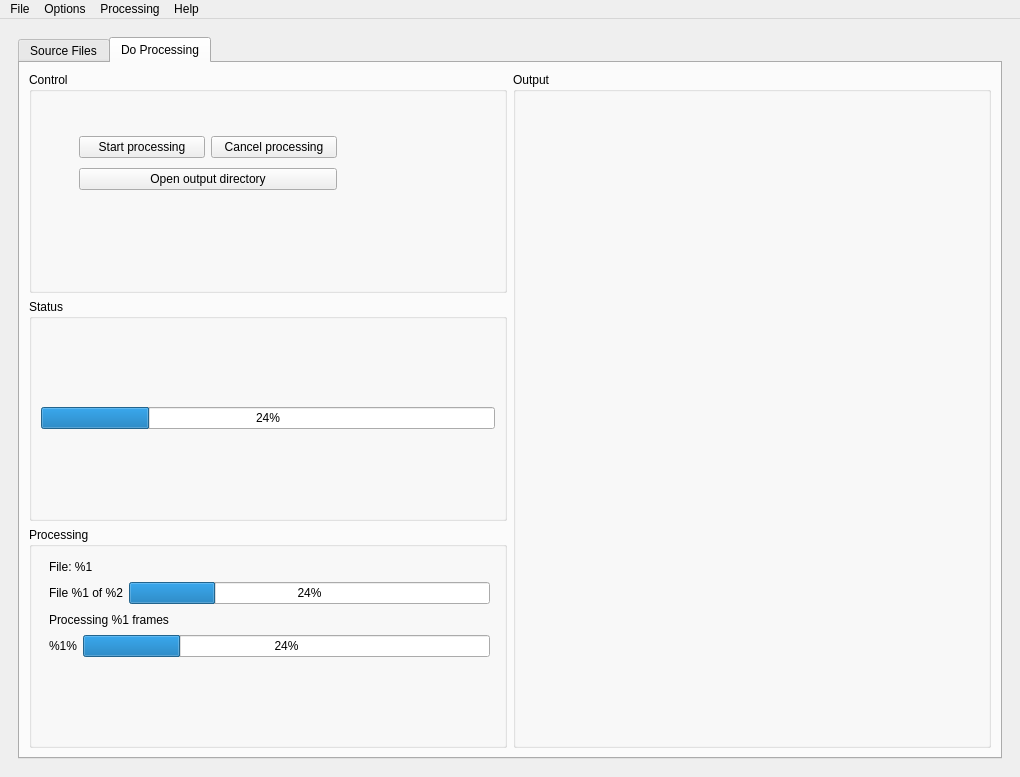
Old version of the form ui/pipp.ui in the repository openastroproject/oaPIPP.
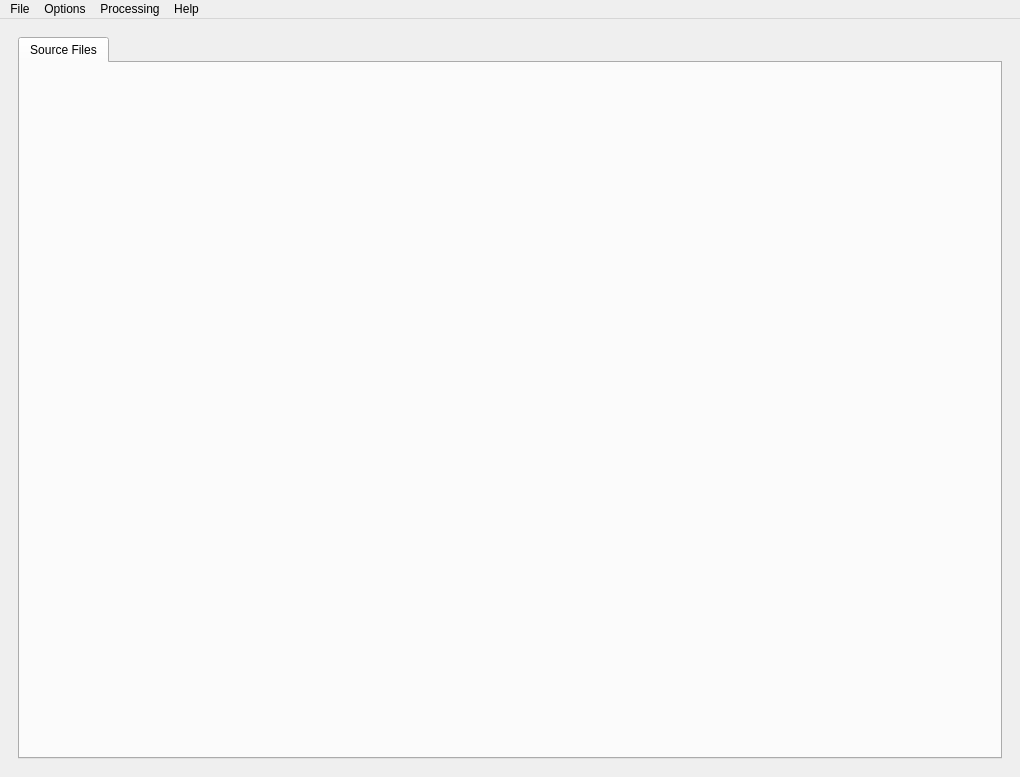
New version of the form. The open tabs and pages were chosen to show the change.

Commit message: Implement do processing UI

```diff
--- a/ui/pipp.ui
+++ b/ui/pipp.ui
@@ -30,163 +30,6 @@
           <layout class="QVBoxLayout" name="sourceFilesLayout">
           </layout>
          </widget>
-         <widget class="QWidget" name="doProcessingTab">
-          <attribute name="title">
-           <string>Do Processing</string>
-          </attribute>
-          <layout class="QHBoxLayout" name="ww1">
-           <item>
-            <layout class="QVBoxLayout" name="ww2">
-             <item>
-              <widget class="QGroupBox" name="controlBox">
-               <property name="title">
-                <string>Control</string>
-               </property>
-               <widget class="QWidget" name="layoutWidget">
-                <property name="geometry">
-                 <rect>
-                  <x>50</x>
-                  <y>60</y>
-                  <width>258</width>
-                  <height>64</height>
-                 </rect>
-                </property>
-                <layout class="QVBoxLayout" name="verticalLayout_18">
-                 <item>
-                  <layout class="QHBoxLayout" name="horizontalLayout_27">
-                   <item>
-                    <widget class="QPushButton" name="startProcessing">
-                     <property name="text">
-                      <string>Start processing</string>
-                     </property>
-                    </widget>
-                   </item>
-                   <item>
-                    <widget class="QPushButton" name="cancelProcessing">
-                     <property name="text">
-                      <string>Cancel processing</string>
-                     </property>
-                    </widget>
-                   </item>
-                  </layout>
-                 </item>
-                 <item>
-                  <widget class="QPushButton" name="openOutputDir">
-                   <property name="text">
-                    <string>Open output directory</string>
-                   </property>
-                  </widget>
-                 </item>
-                </layout>
-               </widget>
-              </widget>
-             </item>
-             <item>
-              <widget class="QGroupBox" name="statusBox">
-               <property name="title">
-                <string>Status</string>
-               </property>
-               <layout class="QVBoxLayout" name="verticalLayout_19">
-                <item>
-                 <widget class="QProgressBar" name="progressBar">
-                  <property name="sizePolicy">
-                   <sizepolicy hsizetype="Preferred" vsizetype="Fixed">
-                    <horstretch>0</horstretch>
-                    <verstretch>0</verstretch>
-                   </sizepolicy>
-                  </property>
-                  <property name="value">
-                   <number>24</number>
-                  </property>
-                 </widget>
-                </item>
-               </layout>
-              </widget>
-             </item>
-             <item>
-              <widget class="QGroupBox" name="ww5">
-               <property name="title">
-                <string>Processing</string>
-               </property>
-               <widget class="QWidget" name="layoutWidget_40">
-                <property name="geometry">
-                 <rect>
-                  <x>20</x>
-                  <y>30</y>
-                  <width>441</width>
-                  <height>100</height>
-                 </rect>
-                </property>
-                <layout class="QVBoxLayout" name="verticalLayout_20">
-                 <item>
-                  <widget class="QLabel" name="processingFilename">
-                   <property name="text">
-                    <string>File: %1</string>
-                   </property>
-                  </widget>
-                 </item>
-                 <item>
-                  <layout class="QHBoxLayout" name="horizontalLayout_29">
-                   <item>
-                    <widget class="QLabel" name="fileOf">
-                     <property name="text">
-                      <string>File %1 of %2</string>
-                     </property>
-                    </widget>
-                   </item>
-                   <item>
-                    <widget class="QProgressBar" name="progressBar_2">
-                     <property name="value">
-                      <number>24</number>
-                     </property>
-                    </widget>
-                   </item>
-                  </layout>
-                 </item>
-                 <item>
-                  <widget class="QLabel" name="processingFrames">
-                   <property name="text">
-                    <string>Processing %1 frames</string>
-                   </property>
-                  </widget>
-                 </item>
-                 <item>
-                  <layout class="QHBoxLayout" name="horizontalLayout_28">
-                   <item>
-                    <widget class="QLabel" name="framesPercentage">
-                     <property name="text">
-                      <string>%1%</string>
-                     </property>
-                    </widget>
-                   </item>
-                   <item>
-                    <widget class="QProgressBar" name="progressBar_3">
-                     <property name="value">
-                      <number>24</number>
-                     </property>
-                    </widget>
-                   </item>
-                  </layout>
-                 </item>
-                </layout>
-               </widget>
-              </widget>
-             </item>
-            </layout>
-           </item>
-           <item>
-            <layout class="QVBoxLayout" name="ww6">
-             <item>
-              <widget class="QGroupBox" name="doProcessingRHS">
-               <property name="title">
-                <string>Output</string>
-               </property>
-              </widget>
-             </item>
-            </layout>
-           </item>
-          </layout>
-         </widget>
         </widget>
        </item>
       </layout>
```
The commit also changes 5 other files.
